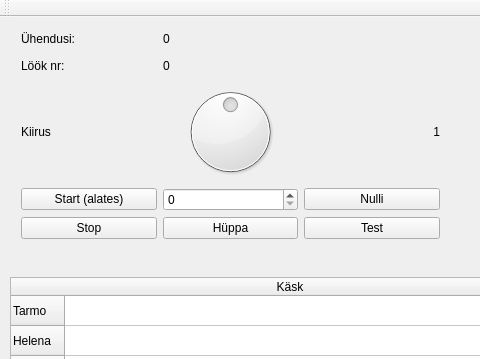
tarmoj/mysterium, file server/mainwindow.ui: the form before one commit; both pictures show x 0 to 480 and y 0 to 359 of the 606 by 689 pixel window.
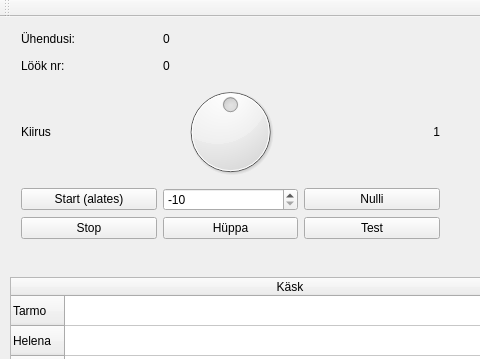
The form after the commit.

Diff of the .ui file:
```diff
--- a/server/mainwindow.ui
+++ b/server/mainwindow.ui
@@ -68,9 +68,15 @@
      </item>
      <item row="4" column="1">
       <widget class="QSpinBox" name="startFromSpinBox">
+       <property name="minimum">
+        <number>-10</number>
+       </property>
        <property name="maximum">
         <number>5000</number>
        </property>
+       <property name="value">
+        <number>-10</number>
+       </property>
       </widget>
      </item>
      <item row="3" column="1">
```
Left out of the diff: 4 changed lines with no effect on the pictures.
